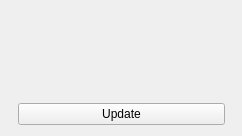
o3de/o3de, file Code/Editor/Plugins/EditorAssetImporter/ImporterRootDisplay.ui: the form before one commit.
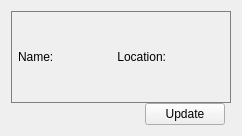
The form after the commit. Icons and pictures are not drawn. Custom widgets are drawn as their Qt base class.

Patch:
```diff
--- a/Code/Editor/Plugins/EditorAssetImporter/ImporterRootDisplay.ui
+++ b/Code/Editor/Plugins/EditorAssetImporter/ImporterRootDisplay.ui
@@ -20,36 +20,7 @@
    <property name="spacing">
     <number>0</number>
    </property>
-   <item row="0" column="0">
-    <layout class="QGridLayout" name="headerBrowseLayout">
-     <property name="leftMargin">
-      <number>6</number>
-     </property>
-     <item row="0" column="0">
-      <widget class="QLabel" name="m_filePathText">
-       <property name="sizePolicy">
-        <sizepolicy hsizetype="Preferred" vsizetype="Preferred">
-         <horstretch>0</horstretch>
-         <verstretch>0</verstretch>
-        </sizepolicy>
-       </property>
-       <property name="minimumSize">
-        <size>
-         <width>1</width>
-         <height>0</height>
-        </size>
-       </property>
-       <property name="styleSheet">
-        <string notr="true">#m_filePathText { margin: 2px; color: white; }</string>
-       </property>
-       <property name="alignment">
-        <set>Qt::AlignLeading|Qt::AlignLeft|Qt::AlignVCenter</set>
-       </property>
-      </widget>
-     </item>
-    </layout>
-   </item>
-   <item row="2" column="0">
+   <item row="3" column="0">
     <layout class="QHBoxLayout" name="m_actionControlLayout">
      <property name="rightMargin">
       <number>6</number>
@@ -59,6 +30,12 @@
        <property name="orientation">
         <enum>Qt::Horizontal</enum>
        </property>
+       <property name="sizeHint" stdset="0">
+        <size>
+         <width>0</width>
+         <height>0</height>
+        </size>
+       </property>
       </spacer>
      </item>
      <item>
@@ -73,8 +50,167 @@
    <item row="1" column="0">
     <layout class="QVBoxLayout" name="m_manifestWidgetAreaLayout"/>
    </item>
+   <item row="0" column="0">
+    <widget class="QFrame" name="headerFrame">
+     <property name="styleSheet">
+      <string notr="true">QFrame#headerFrame { border:1px solid rgb(126, 126, 126); }</string>
+     </property>
+     <property name="frameShape">
+      <enum>QFrame::Panel</enum>
+     </property>
+     <property name="frameShadow">
+      <enum>QFrame::Plain</enum>
+     </property>
+     <property name="lineWidth">
+      <number>1</number>
+     </property>
+     <property name="midLineWidth">
+      <number>0</number>
+     </property>
+     <layout class="QGridLayout" name="headerBrowseLayout">
+      <property name="leftMargin">
+       <number>6</number>
+      </property>
+      <item row="0" column="1">
+       <widget class="QLabel" name="m_filePathText">
+        <property name="sizePolicy">
+         <sizepolicy hsizetype="Preferred" vsizetype="Preferred">
+          <horstretch>0</horstretch>
+          <verstretch>0</verstretch>
+         </sizepolicy>
+        </property>
+        <property name="minimumSize">
+         <size>
+          <width>1</width>
+          <height>0</height>
+         </size>
+        </property>
+        <property name="toolTip">
+         <string>Settings for the scene file are stored in this sidecar file.</string>
+        </property>
+        <property name="styleSheet">
+         <string notr="true">#m_filePathText { margin: 2px; color: white; }</string>
+        </property>
+        <property name="alignment">
+         <set>Qt::AlignLeading|Qt::AlignLeft|Qt::AlignVCenter</set>
+        </property>
+       </widget>
+      </item>
+      <item row="0" column="3">
+       <widget class="QLabel" name="locationLabel">
+        <property name="text">
+         <string>Location:</string>
+        </property>
+        <property name="alignment">
+         <set>Qt::AlignRight|Qt::AlignTrailing|Qt::AlignVCenter</set>
+        </property>
+       </widget>
+      </item>
+      <item row="0" column="4">
+       <widget class="AzQtComponents::ElidingLabel" name="m_fullPathText">
+        <property name="sizePolicy">
+         <sizepolicy hsizetype="Expanding" vsizetype="Fixed">
+          <horstretch>0</horstretch>
+          <verstretch>0</verstretch>
+         </sizepolicy>
+        </property>
+        <property name="text">
+         <string/>
+        </property>
+        <property name="alignment">
+         <set>Qt::AlignRight|Qt::AlignTrailing|Qt::AlignVCenter</set>
+        </property>
+        <property name="margin">
+         <number>-4</number>
+        </property>
+       </widget>
+      </item>
+      <item row="0" column="0">
+       <widget class="QLabel" name="nameLabel">
+        <property name="text">
+         <string>Name:</string>
+        </property>
+       </widget>
+      </item>
+      <item row="0" column="2">
+       <spacer name="PathAndFileSpacer">
+        <property name="orientation">
+         <enum>Qt::Horizontal</enum>
+        </property>
+        <property name="sizeType">
+         <enum>QSizePolicy::Expanding</enum>
+        </property>
+        <property name="sizeHint" stdset="0">
+         <size>
+          <width>40</width>
+          <height>20</height>
+         </size>
+        </property>
+       </spacer>
+      </item>
+      <item row="0" column="5">
+       <layout class="QVBoxLayout" name="pushButtonAlignmentBox">
+        <item>
+         <widget class="QPushButton" name="m_showInExplorer">
+          <property name="sizePolicy">
+           <sizepolicy hsizetype="Fixed" vsizetype="Fixed">
+            <horstretch>0</horstretch>
+            <verstretch>0</verstretch>
+           </sizepolicy>
+          </property>
+          <property name="minimumSize">
+           <size>
+            <width>20</width>
+            <height>20</height>
+           </size>
+          </property>
+          <property name="maximumSize">
+           <size>
+            <width>20</width>
+            <height>20</height>
+           </size>
+          </property>
+          <property name="baseSize">
+           <size>
+            <width>20</width>
+            <height>20</height>
+           </size>
+          </property>
+          <property name="toolTip">
+           <string>Opens this folder in the file system.</string>
+          </property>
+          <property name="text">
+           <string/>
+          </property>
+          <property name="icon">
+           <iconset>
+            <normaloff>:/SceneUI/Manifest/show_in_explorer.svg</normaloff>:/SceneUI/Manifest/show_in_explorer.svg</iconset>
+          </property>
+          <property name="iconSize">
+           <size>
+            <width>18</width>
+            <height>18</height>
+           </size>
+          </property>
+          <property name="flat">
+           <bool>true</bool>
+          </property>
+         </widget>
+        </item>
+       </layout>
+      </item>
+     </layout>
+    </widget>
+   </item>
   </layout>
  </widget>
+ <customwidgets>
+  <customwidget>
+   <class>AzQtComponents::ElidingLabel</class>
+   <extends>QLabel</extends>
+   <header>AzQtComponents/Components/Widgets/ElidingLabel.h</header>
+  </customwidget>
+ </customwidgets>
  <resources/>
  <connections/>
 </ui>
```
Left out of the diff: 3 changed lines with no effect on the pictures.
